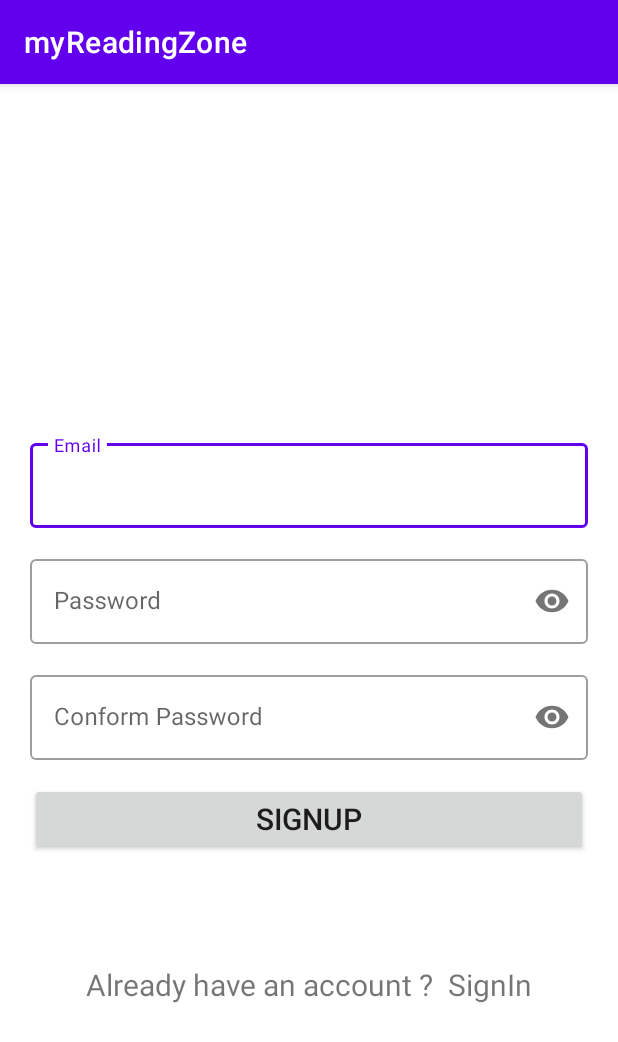
After one commit to vishal690/Login_SignUp_UI, an Android app: the SignUp_Activity screen opened directly, with no data from a screen before it, on a phone screen of 412 x 824 dp. The commit adds this screen. Shown: the top 1042 px of the screen. Run offline under Robolectric (Android 15) with nearby library versions, the phone set to English and light mode, and no system bars; our stand-ins replace Firebase (no records; nobody signed in at launch, a user with empty details on screens opened directly).

Commit message:
signup commit

```diff
--- a/app/build.gradle
+++ b/app/build.gradle
@@ -1,6 +1,7 @@
-plugins {
+ plugins {
     id 'com.android.application'
-}
+     id 'com.google.gms.google-services'
+ }
 
 android {
     namespace 'eu.tutorials.myreadingzone'
@@ -33,6 +34,7 @@ dependencies {
     implementation 'androidx.appcompat:appcompat:1.5.1'
     implementation 'com.google.android.material:material:1.7.0'
     implementation 'androidx.constraintlayout:constraintlayout:2.1.4'
+    implementation 'com.google.firebase:firebase-auth:21.1.0'
     testImplementation 'junit:junit:4.13.2'
     androidTestImplementation 'androidx.test.ext:junit:1.1.4'
     androidTestImplementation 'androidx.test.espresso:espresso-core:3.5.0'
--- /dev/null
+++ b/app/src/main/res/layout/activity_sign_up.xml
@@ -0,0 +1,125 @@
+<?xml version="1.0" encoding="utf-8"?>
+<androidx.constraintlayout.widget.ConstraintLayout xmlns:android="http://schemas.android.com/apk/res/android"
+    xmlns:app="http://schemas.android.com/apk/res-auto"
+    xmlns:tools="http://schemas.android.com/tools"
+    android:layout_width="match_parent"
+    android:layout_height="match_parent"
+    tools:context=".SignUp_Activity">
+
+    <LinearLayout
+        android:id="@+id/linearLayout"
+        android:layout_width="match_parent"
+        android:layout_height="wrap_content"
+        android:layout_margin="20dp"
+        android:gravity="center"
+        android:orientation="vertical"
+        app:layout_constraintBottom_toBottomOf="parent"
+        app:layout_constraintEnd_toEndOf="parent"
+        app:layout_constraintStart_toStartOf="parent"
+        app:layout_constraintTop_toTopOf="parent">
+
+        <com.google.android.material.textfield.TextInputLayout
+            android:id="@+id/regEmail"
+            android:hint="Email"
+            style="@style/Widget.MaterialComponents.TextInputLayout.OutlinedBox"
+            android:layout_width="match_parent"
+            android:layout_height="wrap_content"
+            android:layout_marginBottom="15dp">
+
+            <com.google.android.material.textfield.TextInputEditText
+                android:inputType="textEmailAddress"
+                android:layout_width="match_parent"
+                android:layout_height="wrap_content">
+
+            </com.google.android.material.textfield.TextInputEditText>
+        </com.google.android.material.textfield.TextInputLayout>
+        <com.google.android.material.textfield.TextInputLayout
+            app:passwordToggleEnabled="true"
+            android:id="@+id/regPassword"
+            android:hint="Password"
+            style="@style/Widget.MaterialComponents.TextInputLayout.OutlinedBox"
+            android:layout_width="match_parent"
+            android:layout_height="match_parent"
+            android:layout_marginBottom="15dp">
+
+            <com.google.android.material.textfield.TextInputEditText
+                android:inputType="textPassword"
+                android:layout_width="match_parent"
+                android:layout_height="wrap_content">
+
+            </com.google.android.material.textfield.TextInputEditText>
+        </com.google.android.material.textfield.TextInputLayout>
+
+        <com.google.android.material.textfield.TextInputLayout
+            app:passwordToggleEnabled="true"
+            android:id="@+id/conformPassword"
+            android:hint="Conform Password"
+            style="@style/Widget.MaterialComponents.TextInputLayout.OutlinedBox"
+            android:layout_width="match_parent"
+            android:layout_height="match_parent"
+            android:layout_marginBottom="15dp">
+
+            <com.google.android.material.textfield.TextInputEditText
+                android:inputType="textPassword"
+                android:layout_width="match_parent"
+                android:layout_height="wrap_content">
+
+            </com.google.android.material.textfield.TextInputEditText>
+        </com.google.android.material.textfield.TextInputLayout>
+
+        <androidx.appcompat.widget.AppCompatButton
+            android:id="@+id/signUpBtn"
+            android:text="SignUp"
+            android:onClick="signUpHere"
+            android:textSize="20sp"
+            android:layout_marginBottom="20dp"
+            android:layout_gravity="center_horizontal"
+            android:layout_width="match_parent"
+            android:layout_height="wrap_content">
+
+        </androidx.appcompat.widget.AppCompatButton>
+    </LinearLayout>
+
+    <LinearLayout
+        android:layout_width="match_parent"
+        android:layout_height="wrap_content"
+        android:layout_margin="20dp"
+        android:gravity="center_horizontal"
+        android:orientation="horizontal"
+        app:layout_constraintBottom_toBottomOf="parent"
+        app:layout_constraintEnd_toEndOf="parent"
+        app:layout_constraintStart_toStartOf="parent"
+        app:layout_constraintTop_toTopOf="parent"
+        app:layout_constraintVertical_bias="0.809">
+
+        <TextView
+            android:layout_width="wrap_content"
+            android:layout_height="wrap_content"
+            android:text="Already have an account ? "
+            android:textSize="20sp">
+
+        </TextView>
+
+        <TextView
+            android:id="@+id/alreadyAccountSignIn"
+            android:layout_width="wrap_content"
+            android:layout_height="wrap_content"
+            android:text=" SignIn"
+            android:textSize="20sp">
+
+        </TextView>
+    </LinearLayout>
+
+    <ProgressBar
+        android:id="@+id/progressBar"
+        style="?android:attr/progressBarStyle"
+        android:layout_width="wrap_content"
+        android:visibility="invisible"
+        android:layout_height="wrap_content"
+        app:layout_constraintBottom_toBottomOf="parent"
+        app:layout_constraintEnd_toEndOf="parent"
+        app:layout_constraintStart_toStartOf="parent"
+        app:layout_constraintTop_toTopOf="parent"
+        />
+
+</androidx.constraintlayout.widget.ConstraintLayout>
--- a/app/src/main/res/values/colors.xml
+++ b/app/src/main/res/values/colors.xml
@@ -7,4 +7,8 @@
     <color name="teal_700">#FF018786</color>
     <color name="black">#FF000000</color>
     <color name="white">#FFFFFFFF</color>
+    <color name="colorPrimary">#6200EE</color>
+    <color name="colorPrimaryDark">#3700B3</color>
+    <color name="colorAccent">#03DAC5</color>
+
 </resources>
--- a/build.gradle
+++ b/build.gradle
@@ -1,4 +1,8 @@
-// Top-level build file where you can add configuration options common to all sub-projects/modules.
+buildscript {
+    dependencies {
+        classpath 'com.google.gms:google-services:4.3.14'
+    }
+}// Top-level build file where you can add configuration options common to all sub-projects/modules.
 plugins {
     id 'com.android.application' version '7.3.1' apply false
     id 'com.android.library' version '7.3.1' apply false
```
Also changed, not shown: app/src/main/AndroidManifest.xml (+23 -0 lines), app/src/main/java/eu/tutorials/myreadingzone/DashBoard.java (added, +14 -0 lines), app/src/main/java/eu/tutorials/myreadingzone/MainActivity.java (+16 -0 lines), app/src/main/java/eu/tutorials/myreadingzone/SignIn_Activity.java (added, +14 -0 lines), app/src/main/java/eu/tutorials/myreadingzone/SignUp_Activity.java (added, +124 -0 lines), app/src/main/res/layout/activity_dash_board.xml (added, +9 -0 lines), app/src/main/res/layout/activity_main.xml (+12 -0 lines), app/src/main/res/layout/activity_sign_in.xml (added, +53 -0 lines), app/src/main/res/values/styles.xml (added, +8 -0 lines), 1 other file.
